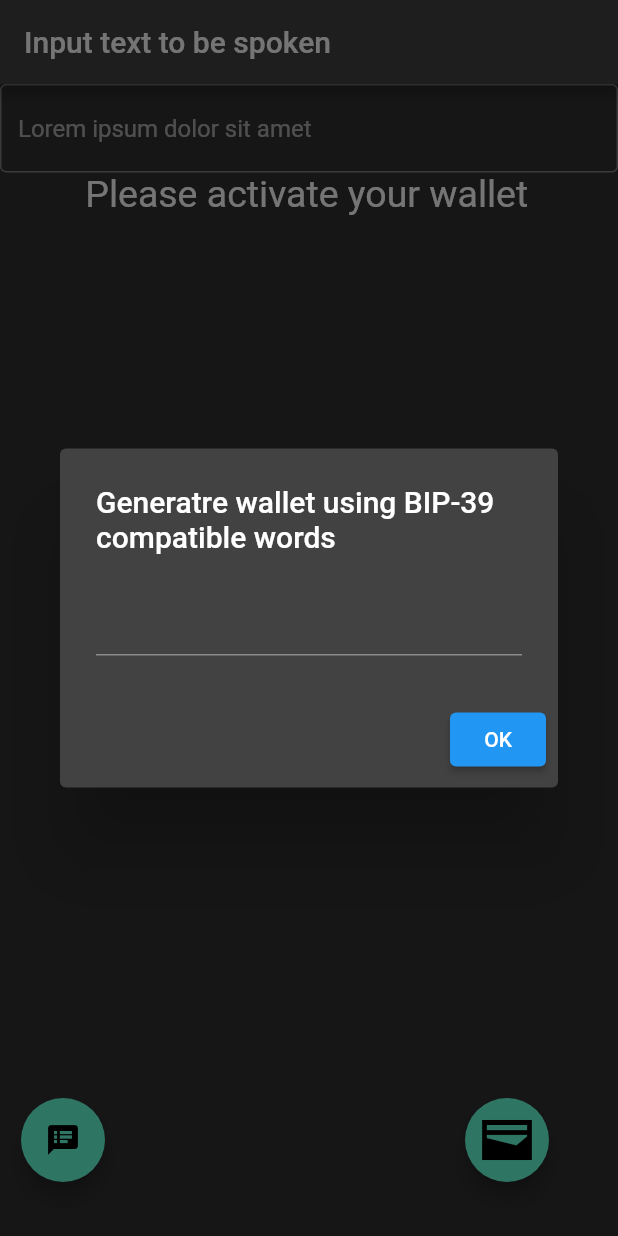
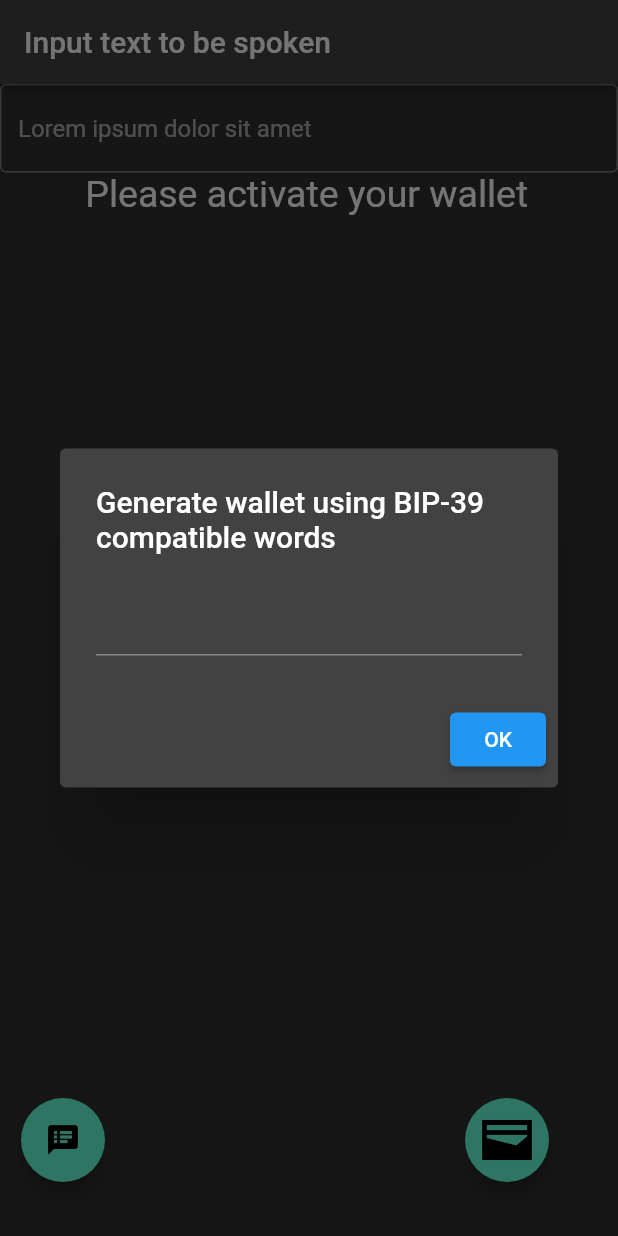
Before and after one commit to Dhali-org/xrpl-text-to-speech, a Flutter app: the screen it shows after launch, after a tap on the "wallet" icon, on a phone screen of 412 x 824 dp. Run offline on Flutter 3.47's test engine with Material 2 defaults, Android fonts, the phone set to English and light mode, and no system bars; our stand-ins replace assets_audio_player, logger; missing offline and left inert: dart:html, dart:js_util, node_interop, xrpl.

Commit message:
Correct spelling

```diff
--- a/lib/main.dart
+++ b/lib/main.dart
@@ -227,7 +227,7 @@ class TextInputScreenState extends State<TextInputScreen> {
                                   child: const Text('OK'))
                             ],
                             title: const Text(
-                                'Generatre wallet using BIP-39 compatible words'),
+                                'Generate wallet using BIP-39 compatible words'),
                             content: TextField(
                               onChanged: (value) {},
                               controller: _mnemonicController,
```
